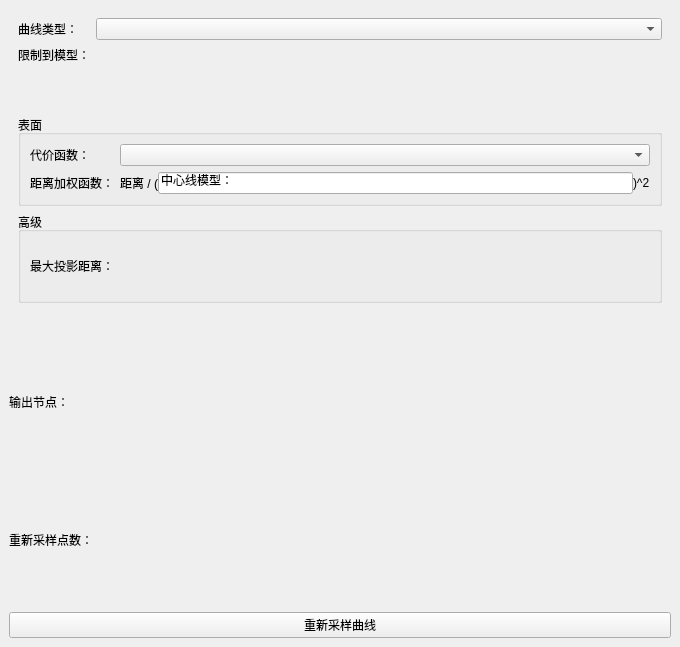
Old version of the form miniSlicer/Slicer/Modules/Loadable/Markups/Widgets/Resources/UI/qMRMLMarkupsCurveSettingsWidget.ui in the repository jiaqiwang969/Slicer.
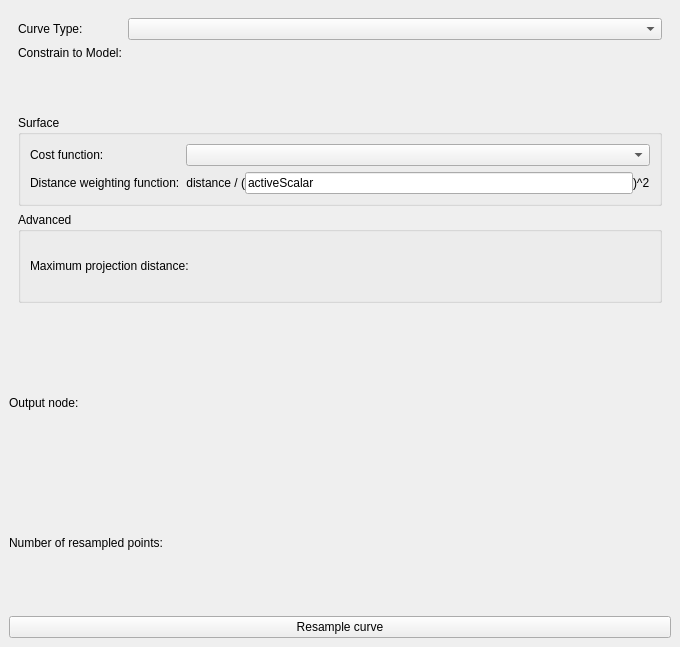
New version of the form. Custom widgets are drawn as their Qt base class.

```diff
--- a/miniSlicer/Slicer/Modules/Loadable/Markups/Widgets/Resources/UI/qMRMLMarkupsCurveSettingsWidget.ui
+++ b/miniSlicer/Slicer/Modules/Loadable/Markups/Widgets/Resources/UI/qMRMLMarkupsCurveSettingsWidget.ui
@@ -28,7 +28,7 @@
    <item>
     <widget class="ctkCollapsibleButton" name="curveSettingsCollapseButton" native="true">
      <property name="text" stdset="0">
-      <string>曲线设置</string>
+      <string>Curve Settings</string>
      </property>
      <property name="collapsed" stdset="0">
       <bool>true</bool>
@@ -54,7 +54,7 @@
            <item row="0" column="0">
             <widget class="QLabel" name="label_7">
              <property name="text">
-              <string>曲线类型：</string>
+              <string>Curve Type:</string>
              </property>
             </widget>
            </item>
@@ -64,7 +64,7 @@
            <item row="1" column="0">
             <widget class="QLabel" name="label_4">
              <property name="text">
-              <string>限制到模型：</string>
+              <string>Constrain to Model:</string>
              </property>
             </widget>
            </item>
@@ -85,7 +85,7 @@
          <item>
           <widget class="ctkCollapsibleGroupBox" name="surfaceCurveCollapsibleButton">
            <property name="title">
-            <string>表面</string>
+            <string>Surface</string>
            </property>
            <property name="collapsed" stdset="0">
             <bool>false</bool>
@@ -94,14 +94,14 @@
             <item row="0" column="0">
              <widget class="QLabel" name="label_5">
               <property name="text">
-               <string>代价函数：</string>
+               <string>Cost function:</string>
               </property>
              </widget>
             </item>
             <item row="1" column="0">
              <widget class="QLabel" name="label_6">
               <property name="text">
-               <string>距离加权函数：</string>
+               <string>Distance weighting function:</string>
               </property>
               <property name="alignment">
                <set>Qt::AlignLeading|Qt::AlignLeft|Qt::AlignVCenter</set>
@@ -138,7 +138,7 @@
                   </sizepolicy>
                  </property>
                  <property name="text">
-                  <string>距离 / (</string>
+                  <string>distance / (</string>
                  </property>
                  <property name="alignment">
                   <set>Qt::AlignRight|Qt::AlignTrailing|Qt::AlignVCenter</set>
@@ -163,7 +163,7 @@
                   <string>&amp;lt;html&amp;gt;&amp;lt;head/&amp;gt;&amp;lt;body&amp;gt;&amp;lt;p align="justify"&amp;gt;用于计算路径寻找的标量权重的函数。当前活动的点标量可以通过变量名 &amp;quot;activeScalar&amp;quot; 访问。所有其他标量可以作为变量访问，前提是它们不包含任何非法字符 (&amp;quot;./* 等)。&amp;lt;/p&amp;gt;&amp;lt;p&amp;gt;示例函数： &amp;quot;activeScalar*activeScalar&amp;quot;, &amp;quot;exp(activeScalar)&amp;quot;, &amp;quot;1.0-activeScalar&amp;quot;, &amp;quot;scalarA*scalarB&amp;quot;&amp;lt;/p&amp;gt;&amp;lt;/body&amp;gt;&amp;lt;/html&amp;gt;</string>
                  </property>
                  <property name="text">
-                  <string>中心线模型：</string>
+                  <string>activeScalar</string>
                  </property>
                 </widget>
                </item>
@@ -192,7 +192,7 @@
          <item>
           <widget class="ctkCollapsibleGroupBox" name="CurveSettingsAdvancedOptionCollapsibleGroupBox">
            <property name="title">
-            <string>高级</string>
+            <string>Advanced</string>
            </property>
            <property name="checked">
             <bool>false</bool>
@@ -207,7 +207,7 @@
             <item row="0" column="0">
              <widget class="QLabel" name="projectCurveMaxSearchRadiusLabel">
               <property name="text">
-               <string>最大投影距离：</string>
+               <string>Maximum projection distance:</string>
               </property>
              </widget>
             </item>
@@ -248,7 +248,7 @@
       <string>使用指定的点数重新采样曲线。</string>
      </property>
      <property name="text" stdset="0">
-      <string>重新采样</string>
+      <string>Resample</string>
      </property>
      <property name="collapsed" stdset="0">
       <bool>true</bool>
@@ -257,7 +257,7 @@
       <item row="0" column="0">
        <widget class="QLabel" name="resampleCurveOutputNodeLabel">
         <property name="text">
-         <string>输出节点： </string>
+         <string>Output node: </string>
         </property>
        </widget>
       </item>
@@ -267,7 +267,7 @@
          <string>选择重新采样曲线上的点数。 </string>
         </property>
         <property name="text">
-         <string>重新采样点数： </string>
+         <string>Number of resampled points: </string>
         </property>
        </widget>
       </item>
@@ -332,7 +332,7 @@
          <string>使用指定的点数重新采样活动曲线。</string>
         </property>
         <property name="text">
-         <string>重新采样曲线</string>
+         <string>Resample curve</string>
         </property>
        </widget>
       </item>
```
Left out of the diff: 31 changed lines with no effect on the pictures.
